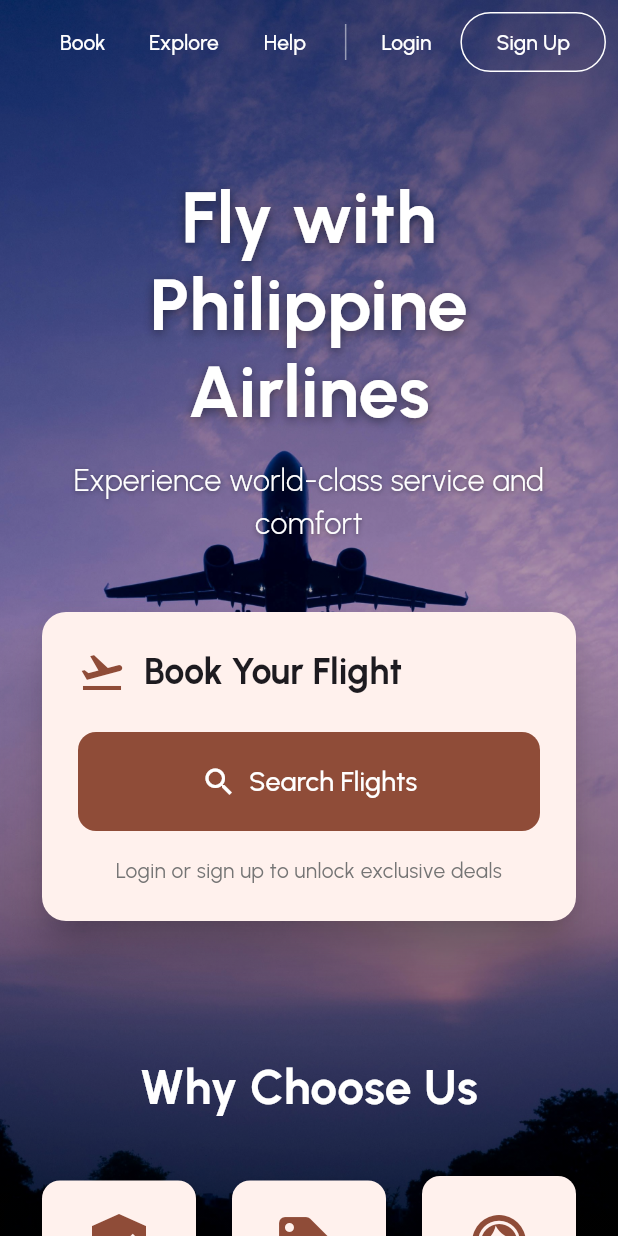
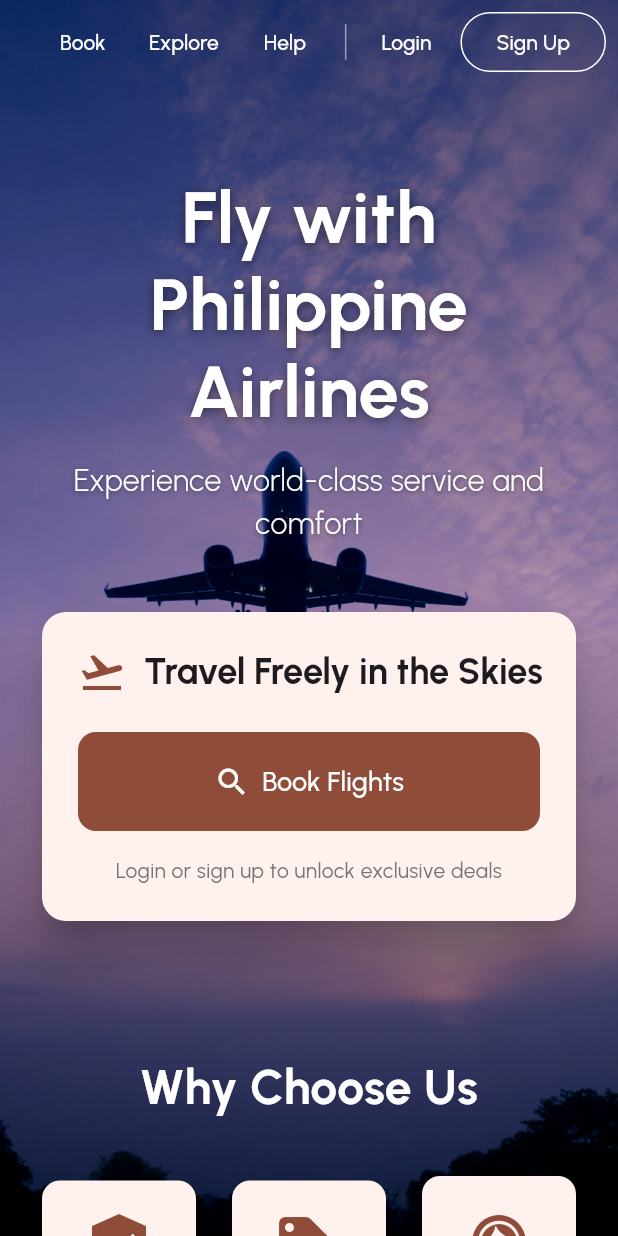
Before and after one commit to Secree/Elective-3---Mobile-App-Development-Project, a Flutter app: the screen it shows after launch, on a phone screen of 412 x 824 dp. Run offline on Flutter 3.47's test engine with Material 3 defaults, Android fonts, the phone set to English and light mode, and no system bars; our stand-ins replace cloud_firestore, firebase_core, google_fonts, shared_preferences; accounts and stored records are empty.

Commit message:
automatic login after signup
Also changed the text from:
"Book Your Flight" to "Travel Freely in the Skies" and "Search Flights" to "Book Flights"

```diff
--- a/lib/screens/home_page.dart
+++ b/lib/screens/home_page.dart
@@ -253,7 +253,9 @@
                         // Main Headline
                         Text(
                           isLoggedIn
-                              ? 'Welcome Back, ${_userFullName ?? email.split('@')[0]}'
+                              ? (_userFullName != null
+                                  ? 'Welcome Back, $_userFullName'
+                                  : 'Welcome Back')
                               : 'Fly with Philippine Airlines',
                           style: const TextStyle(
                             fontSize: 48,
@@ -312,7 +314,7 @@
                                       ),
                                       const SizedBox(width: 12),
                                       Text(
-                                        'Book Your Flight',
+                                        'Travel Freely in the Skies',
                                         style: Theme.of(context).textTheme.headlineSmall?.copyWith(
                                           fontWeight: FontWeight.bold,
                                         ),
@@ -323,7 +325,7 @@
                                   FilledButton.icon(
                                     icon: const Icon(Icons.search, size: 24),
                                     label: const Text(
-                                      'Search Flights',
+                                      'Book Flights',
                                       style: TextStyle(fontSize: 18),
                                     ),
                                     onPressed: isLoggedIn
```
Also changed, not shown: lib/screens/signup_page.dart (+16 -4 lines), 1 other file.
